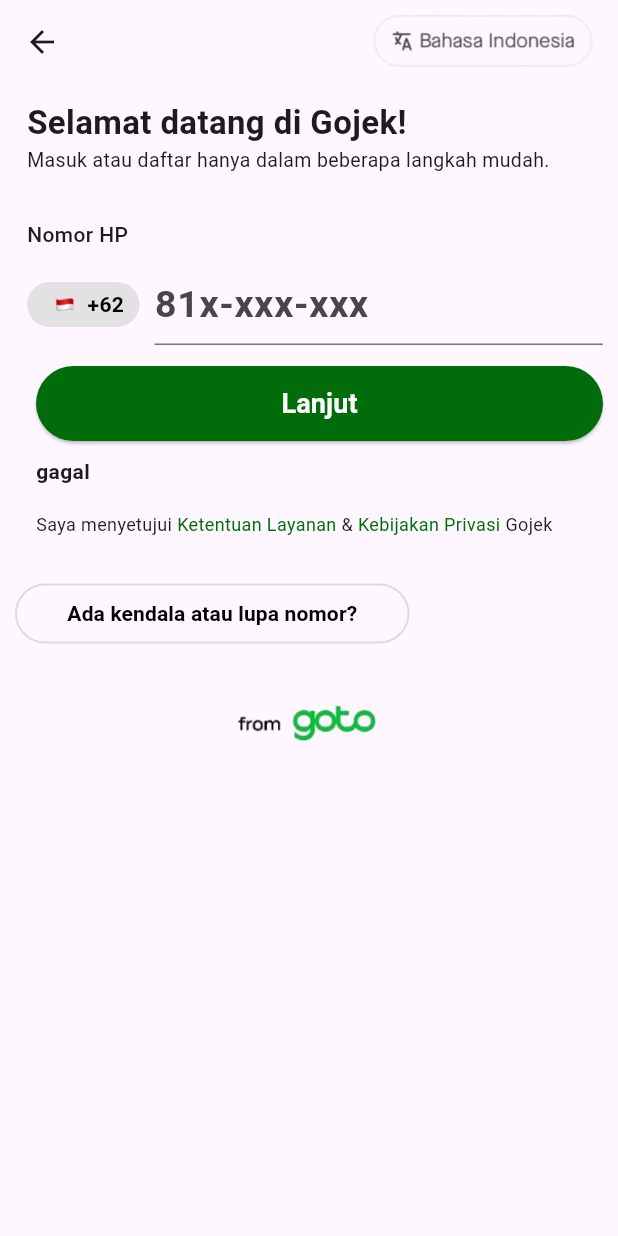
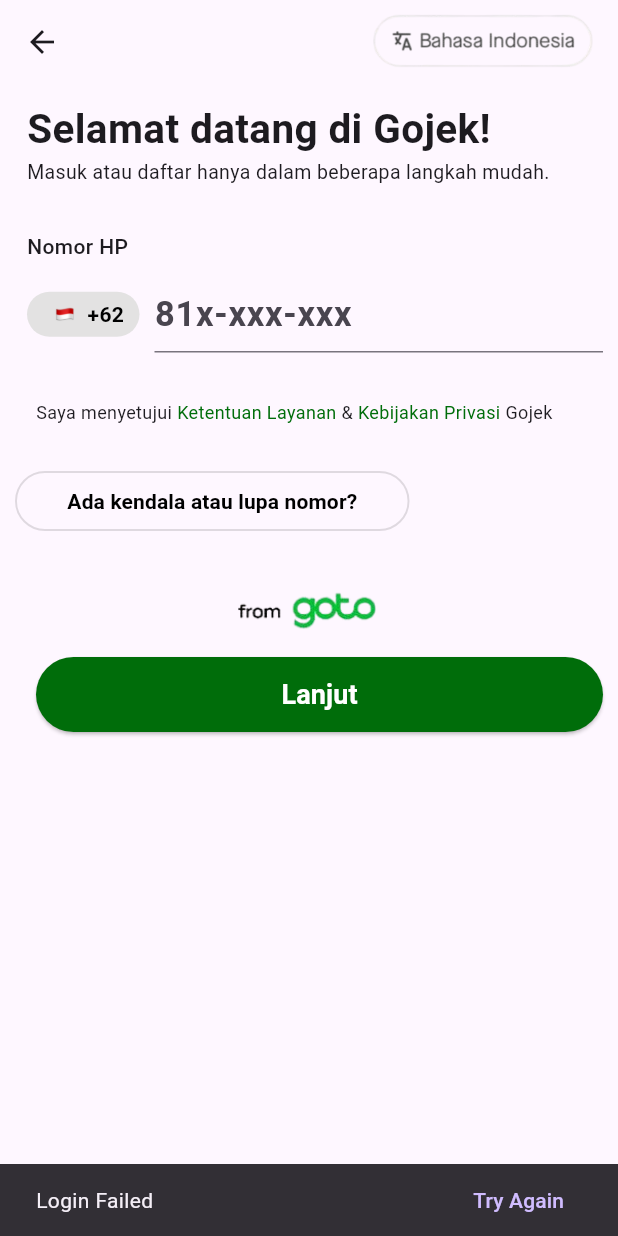
Before and after one commit to ForcesR2N/gojek_app, a Flutter app: the LoginOrRegister screen opened directly, after a tap on "Lanjut", on a phone screen of 412 x 824 dp. Run offline on Flutter 3.47's test engine with Material 3 defaults, Android fonts, the phone set to English and light mode, and no system bars; our stand-ins replace carousel_slider.

Commit message:
update notif login

```diff
--- a/lib/component/text_field.dart
+++ b/lib/component/text_field.dart
@@ -24,7 +24,7 @@
         keyboardType: TextInputType.number,
         style: const TextStyle(
           fontWeight: FontWeight.bold,
-          fontSize: 25,
+          fontSize: 23,
           color: AppColor.fontAddNumber,
         ),
         decoration: InputDecoration(
--- a/lib/pages/login_or_register.dart
+++ b/lib/pages/login_or_register.dart
@@ -4,7 +4,6 @@
 import 'package:loginpage_gojek/component/text_field.dart';
 
 class LoginOrRegister extends StatefulWidget {
-
   @override
   _LoginOrRegisterState createState() => _LoginOrRegisterState();
 }
@@ -45,7 +44,7 @@
               child: Text(
                 'Selamat datang di Gojek!',
                 style: TextStyle(
-                  fontSize: 22,
+                  fontSize: 27,
                   fontWeight: FontWeight.bold,
                 ),
               ),
@@ -112,38 +111,6 @@
             ),
             const SizedBox(
               height: 14,
-            ),
-            Padding(
-              padding: const EdgeInsets.only(left: 14.0),
-              child: Column(
-                mainAxisAlignment: MainAxisAlignment.center,
-                children: [
-                  MyButton(
-                    text: 'Lanjut',
-                    onPress: () {
-                      setState(
-                        () {
-                          if (numberController.text == '27') {
-                            showResult = 'berhasil';
-                          } else {
-                            showResult = 'gagal';
-                          }
-                        },
-                      );
-                    },
-                  ),
-                ],
-              ),
-            ),
-            Padding(
-              padding: const EdgeInsets.only(left: 14.0, top: 10.0),
-              child: Text(
-                showResult,
-                style: const TextStyle(
-                  fontSize: 14,
-                  fontWeight: FontWeight.bold,
-                ),
-              ),
             ),
             const Padding(
               padding: EdgeInsets.only(left: 14.0, top: 17),
@@ -214,7 +181,61 @@
                   ],
                 ),
               ),
-            )
+            ),
+            Padding(
+              padding: const EdgeInsets.only(left: 14.0),
+              child: Column(
+                mainAxisAlignment: MainAxisAlignment.center,
+                children: [
+                  MyButton(
+                    text: 'Lanjut',
+                    onPress: () {
+                      setState(
+                        () {
+                          if (numberController.text == '27') {
+                            ScaffoldMessenger.of(context).showSnackBar(
+                              SnackBar(
+                                content: Text("Login Succesed!"),
+                                action: SnackBarAction(
+                                  label: 'Succecs',
+                                  onPressed: () {
+                                    print('Great');
+                                  },
+                                ),
+                              ),
+                            );
+                          } else {
+                            ScaffoldMessenger.of(context).showSnackBar(
+                              SnackBar(
+                                content: Text("Login Failed"),
+                                action: SnackBarAction(
+                                  label: 'Try Again',
+                                  onPressed: () {
+                                    print('Retry clicked');
+                                  },
+                                ),
+                              ),
+                            );
+                          }
+                        },
+                      );
+                    },
+                  ),
+                ],
+              ),
+            ),
+            Center(
+              child: Padding(
+                padding: const EdgeInsets.only(left: 14.0, top: 10.0),
+                child: Text(
+                  showResult,
+                  style: const TextStyle(
+                    fontSize: 27,
+                    fontWeight: FontWeight.bold,
+                  ),
+                ),
+              ),
+            ),
           ],
         ),
       ),
```
Also changed, not shown: lib/component/snackbar_login.dart (added, +32 -0 lines).
